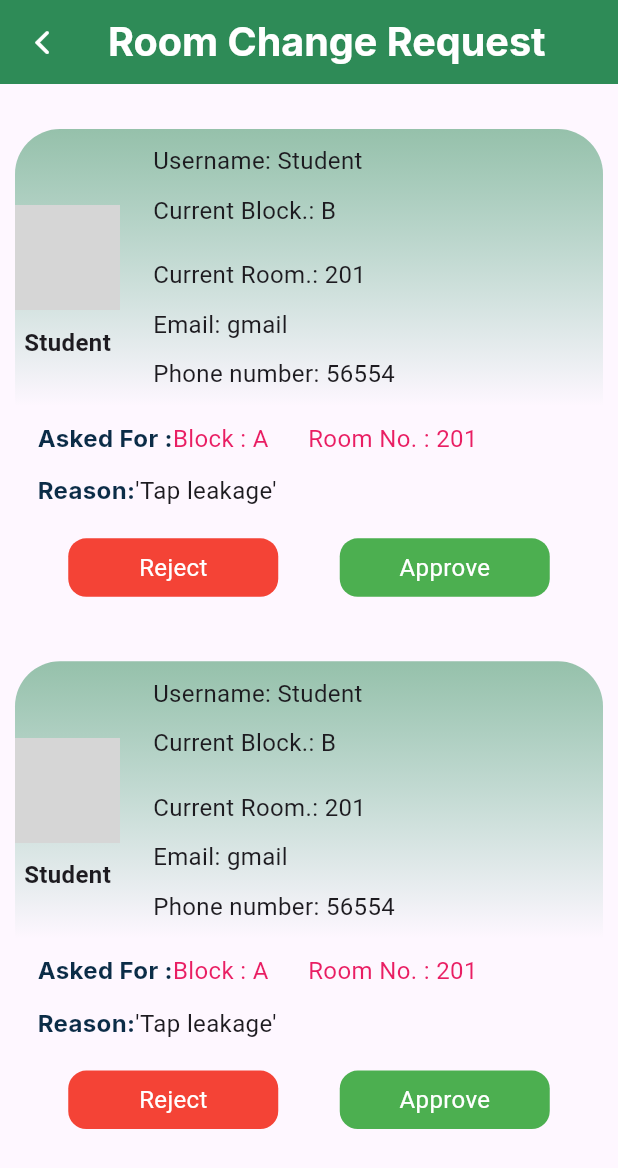
After one commit to chanoin98/blossom_house_hosatel, a Flutter app: the RoomChangeRequest screen opened directly, on a phone screen of 412 x 824 dp. The commit adds this screen. Shown: the top 1168 px of the screen. Run offline on Flutter 3.47's test engine with Material 3 defaults, Android fonts, the phone set to English and light mode, and no system bars; our stand-ins replace flutter_screenutil, flutter_svg, google_fonts, hive, hive_flutter, shared_preferences; accounts and stored records are empty; grey boxes are pictures that could not be loaded.

Commit message:
"Room change request" interface

```diff
--- /dev/null
+++ b/lib/features/admin/interfaces/room_change_request.dart
@@ -0,0 +1,251 @@
+import 'package:blossom_house_hosatel/common/app_bar.dart';
+import 'package:blossom_house_hosatel/common/constants.dart';
+import 'package:blossom_house_hosatel/common/spacing.dart';
+import 'package:blossom_house_hosatel/theme/text_theme.dart';
+import 'package:flutter/cupertino.dart';
+import 'package:flutter/material.dart';
+
+class RoomChangeRequest extends StatefulWidget {
+  const RoomChangeRequest({super.key});
+
+  @override
+  State<RoomChangeRequest> createState() => _RoomChangeRequestState();
+}
+
+class _RoomChangeRequestState extends State<RoomChangeRequest> {
+  @override
+  Widget build(BuildContext context) {
+    return Scaffold(
+       appBar:buildAppBar(context, "Room Change Request",
+      ),
+      body:ListView.builder(
+        itemCount:2,
+        padding: const EdgeInsets.all(10),
+        itemBuilder: (context, index){
+        return const RequestCard();
+      }),
+    );
+  }
+}
+
+class RequestCard extends StatelessWidget {
+  const RequestCard({super.key});
+
+
+  @override
+  Widget build(BuildContext context) {
+    return Container(
+      width:double.maxFinite,
+      child: Column(
+        children:[
+        heightSpacer(20),
+        Container(
+          decoration: ShapeDecoration(
+            gradient: LinearGradient(
+              begin: const Alignment(0.00,-1.00),
+              end:const Alignment(0,1),
+              colors:[
+                const Color(0xff2e8b57).withOpacity(0.5),
+                const Color(0x00e8857)
+              ],
+              ),
+              shape:RoundedRectangleBorder(
+                borderRadius: BorderRadius.only(
+                  topLeft:Radius.circular(30),
+                  topRight:Radius.circular(30),
+
+                ),
+                ),
+           ),
+           child: Row(
+            children: [
+              Column(
+                children: [
+              heightSpacer(20),
+              Image.asset(AppConstants.person,
+              height:70,
+              width :70,
+              ),
+              heightSpacer(10),
+              const Text("Student",
+              style:TextStyle(fontSize:16,
+              fontWeight:FontWeight.w700
+              ),
+              )
+           ],
+           ),
+           widthSpacer(20),
+           Column(
+          crossAxisAlignment: CrossAxisAlignment.start,
+
+            children: [
+            heightSpacer(10),
+            Text("Username: Student",
+              style:TextStyle(fontSize:16,
+              ),
+              ),
+              heightSpacer(10),
+              Text("Current Block.: B",
+              style:TextStyle(fontSize:16,
+              ),
+              ),
+              heightSpacer(10),
+               heightSpacer(10),
+              Text("Current Room.: 201",
+              style:TextStyle(fontSize:16,
+              ),
+              ),
+              heightSpacer(10),
+              Text("Email: gmail",
+              style:TextStyle(fontSize:16,
+              ),
+              ),
+              heightSpacer(10),
+              Text("Phone number: 56554",
+              style:TextStyle(fontSize:16,
+              ),
+              ),
+              heightSpacer(10),
+           ],
+           ),
+
+            ],
+
+        ),
+
+
+
+        ),
+        Container(
+          width:double.maxFinite,
+          height: 150,
+          padding:const EdgeInsets.symmetric(vertical: 10),
+          child: Column(
+            children: [
+              Expanded(
+                child: Container(
+                  width:double.maxFinite,
+                  padding:EdgeInsets.symmetric(horizontal: 15),
+                  child: Column(
+                    mainAxisAlignment: MainAxisAlignment.start,
+                              crossAxisAlignment: CrossAxisAlignment.start,
+                    children: [
+                      Column(
+                        mainAxisAlignment: MainAxisAlignment.start,
+                              crossAxisAlignment: CrossAxisAlignment.start,
+                        children: [
+                          Row(
+
+                            children: [
+                              Text("Asked For :",
+                              style: AppTextTheme.kLabelStyle.copyWith(
+                                fontSize:16,
+                                fontWeight:FontWeight.w700),
+                              ),
+
+                              Row(
+                                mainAxisAlignment: MainAxisAlignment.spaceBetween,
+                                children: [
+                                  Text("Block : A ",
+                                  style: TextStyle(
+                                    fontSize:16,
+                                    color:Colors.pink,
+                                    fontWeight:FontWeight.w400
+                                  ),
+                                  ),
+                                  widthSpacer(20),
+                                   Text("Room No. : 201 ",
+                                  style: TextStyle(
+                                    fontSize:16,
+                                    color:Colors.pink,
+                                    fontWeight:FontWeight.w400
+                                  ),
+                                  ),
+                                ],
+                              ),
+
+                            ],
+                            ),
+                            heightSpacer(12),
+                            Row(
+                              mainAxisAlignment: MainAxisAlignment.start,
+                              crossAxisAlignment: CrossAxisAlignment.start,
+                            children: [
+                              Text("Reason:",
+                              style: AppTextTheme.kLabelStyle.copyWith(
+                                fontSize:16,
+                                fontWeight:FontWeight.w700),
+                              ),
+
+                              Text("'Tap leakage' ",
+                              style: TextStyle(
+                                fontSize:16,
+                                fontWeight:FontWeight.w400
+                              ),
+                              ),
+
+                            ],
+                            ),
+                            heightSpacer(20),
+                            Row(
+                              mainAxisAlignment: MainAxisAlignment.spaceAround,
+                              children: [
+                                InkWell(
+                                                  onTap:() {},
+                                                  child: Container(
+                                                    padding : const EdgeInsets.symmetric(
+                                                      horizontal: 10,
+                                                      vertical: 8,
+
+                                                      ),
+                                                    width:140,
+                                                  decoration: BoxDecoration(
+                                                    color: Colors.red,
+                                                    borderRadius:BorderRadius.circular(12) ,
+                                                    ),
+                                                    child:  Row(
+                                                      mainAxisAlignment: MainAxisAlignment.center,
+                                                      crossAxisAlignment: CrossAxisAlignment.center,
+                                                      children: [Text("Reject",style:TextStyle(
+                                                        fontSize: 16,color:Colors.white,
+                                                      ),),
+                                                      ],
+                                                      )
+                                                    ),
+                                                ),
+                                                 InkWell(
+                                                  onTap:() {},
+                                                  child: Container(
+                                                    padding : const EdgeInsets.symmetric(
+                                                      horizontal: 10,
+                                                      vertical: 8,
+
+                                                      ),
+                                                    width:140,
+                                                  decoration: BoxDecoration(
+                                                    color: Colors.green,
+                                                    borderRadius:BorderRadius.circular(12) ,
+                                                    ),
+                                                    child:  Row(
+                                                      mainAxisAlignment: MainAxisAlignment.center,
+                                                      crossAxisAlignment: CrossAxisAlignment.center,
+                                                      children: [Text("Approve",style:TextStyle(
+                                                        fontSize: 16,color:Colors.white,
+                                                      ),),
+                                                      ],
+                                                      )
+                                                    ),
+                                                ),
+                              ],
+                            )
+                        ],),
+                    ],)
+                ),
+              ),
+            ],),
+        ),
+        ],
+    ),
+    );
+  }
+}
--- a/lib/features/home/interfaces/home.dart
+++ b/lib/features/home/interfaces/home.dart
@@ -2,6 +2,7 @@ import 'package:blossom_house_hosatel/common/constants.dart';
 import 'package:blossom_house_hosatel/common/spacing.dart';
 import 'package:blossom_house_hosatel/features/admin/interfaces/create_staff.dart';
 import 'package:blossom_house_hosatel/features/admin/interfaces/issue.dart';
+import 'package:blossom_house_hosatel/features/admin/interfaces/room_change_request.dart';
 import 'package:blossom_house_hosatel/features/admin/interfaces/staff_display.dart';
 import 'package:blossom_house_hosatel/features/auth/interfaces/login.dart';
 import 'package:blossom_house_hosatel/features/home/interfaces/widgets/category_card.dart';
@@ -262,7 +263,15 @@ class _HomeState extends State<Home> {
                       ),
                        CategoryCard(
                         category: 'Change\nRequests',
-                        onTap: () {},
+                        onTap: () {
+                          Navigator.push(
+                            context,
+                            CupertinoPageRoute(
+                              builder:(context)=>
+                              const RoomChangeRequest(),
+                              ),
+                              );
+                        },
                         image: AppConstants.staffMember,
                       ),
                     ],
```
